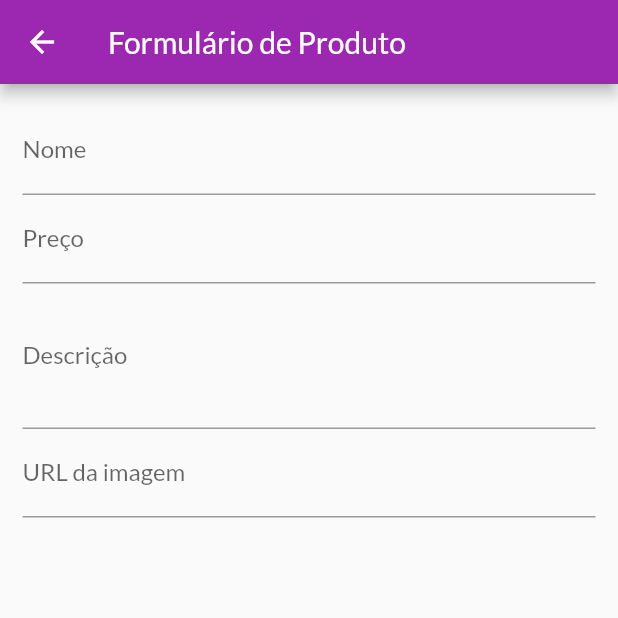
After one commit to FelipeSHenrique/app-shop, a Flutter app: the ProductFormPage screen opened by its route, on a phone screen of 412 x 824 dp, the top half of it. The commit adds this screen. Run offline on Flutter 3.47's test engine with Material 2 defaults, Android fonts, the phone set to English and light mode, and no system bars; network calls fail.

Commit message:
create form to create product

```diff
--- a/lib/components/product_item.dart
+++ b/lib/components/product_item.dart
@@ -19,10 +19,12 @@ class ProductItem extends StatelessWidget {
           children: [
             IconButton(
               onPressed: () {},
+              color: Theme.of(context).colorScheme.primary,
               icon: Icon(Icons.edit),
             ),
             IconButton(
               onPressed: () {},
+              color: Theme.of(context).errorColor,
               icon: Icon(Icons.delete),
             ),
           ],
--- a/lib/main.dart
+++ b/lib/main.dart
@@ -5,6 +5,7 @@ import 'package:shop/models/product_list.dart';
 import 'package:shop/pages/cart_page.dart';
 import 'package:shop/pages/orders_page.dart';
 import 'package:shop/pages/product_detail_page.dart';
+import 'package:shop/pages/product_form_page.dart';
 import 'package:shop/pages/products_overview_page.dart';
 import 'package:shop/pages/products_page.dart';
 import 'package:shop/utils/app_routes.dart';
@@ -45,6 +46,7 @@ class MyApp extends StatelessWidget {
           AppRoutes.CART: (ctx) => CartPage(),
           AppRoutes.ORDERS: (ctx) => OrdersPage(),
           AppRoutes.PRODUCTS: (ctx) => ProductsPage(),
+          AppRoutes.PRODUCT_FORM: (ctx) => ProductFormPage(),
         },
         debugShowCheckedModeBanner: false,
       ),
--- /dev/null
+++ b/lib/pages/product_form_page.dart
@@ -0,0 +1,75 @@
+import 'package:flutter/material.dart';
+
+class ProductFormPage extends StatefulWidget {
+  const ProductFormPage({Key? key}) : super(key: key);
+
+  @override
+  _ProductFormPageState createState() => _ProductFormPageState();
+}
+
+class _ProductFormPageState extends State<ProductFormPage> {
+  final _priceFocus = FocusNode();
+  final _descriptionFocus = FocusNode();
+  final _imageUrlFocus = FocusNode();
+
+  @override
+  void dispose() {
+    super.dispose();
+    _priceFocus.dispose();
+    _descriptionFocus.dispose();
+    _imageUrlFocus.dispose();
+  }
+
+  @override
+  Widget build(BuildContext context) {
+    return Scaffold(
+      appBar: AppBar(
+        title: Text('Formulário de Produto'),
+      ),
+      body: Padding(
+        padding: const EdgeInsets.all(15),
+        child: Form(
+          child: ListView(
+            children: [
+              TextFormField(
+                decoration: const InputDecoration(
+                  labelText: 'Nome',
+                ),
+                onFieldSubmitted: (_) {
+                  FocusScope.of(context).requestFocus(_priceFocus);
+                },
+                textInputAction: TextInputAction.next,
+              ),
+              TextFormField(
+                decoration: const InputDecoration(labelText: 'Preço'),
+                textInputAction: TextInputAction.next,
+                focusNode: _priceFocus,
+                onFieldSubmitted: (_) {
+                  FocusScope.of(context).requestFocus(_descriptionFocus);
+                },
+                keyboardType: const TextInputType.numberWithOptions(
+                  decimal: true
+                ),
+              ),
+              TextFormField(
+                decoration: const InputDecoration(
+                  labelText: 'Descrição',
+                ),
+                focusNode: _descriptionFocus,
+                keyboardType: TextInputType.multiline,
+                maxLines: 3,
+              ),
+              TextFormField(
+                decoration: const InputDecoration(
+                  labelText: 'URL da imagem',
+                ),
+                focusNode: _imageUrlFocus,
+                keyboardType: TextInputType.url,
+              ),
+            ],
+          ),
+        ),
+      ),
+    );
+  }
+}
--- a/lib/utils/app_routes.dart
+++ b/lib/utils/app_routes.dart
@@ -4,4 +4,5 @@ class AppRoutes {
   static const CART = '/cart';
   static const ORDERS = '/orders';
   static const PRODUCTS = '/products';
+  static const PRODUCT_FORM = '/product-form';
 }
```
Also changed, not shown: lib/pages/products_page.dart (+9 -0 lines).
